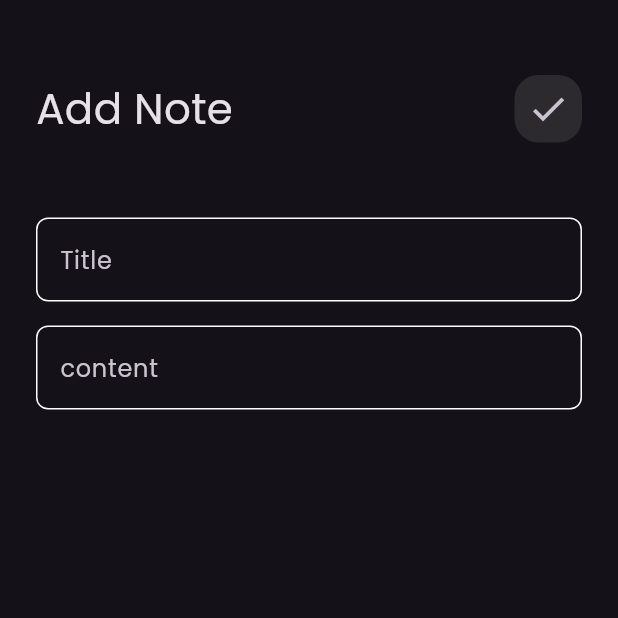
After one commit to zeyadmomo90-crypto/Note_app, a Flutter app: the screen it shows after launch, after a tap on "Flutter Tips", on a phone screen of 412 x 824 dp, the top half of it. The commit adds this screen. Run offline on Flutter 3.47's test engine with Material 3 defaults, Android fonts, the phone set to English and light mode, and no system bars; our stand-ins replace font_awesome_flutter.

Commit message:
add custom bar to edit note views

```diff
--- /dev/null
+++ b/lib/Views/Edit_Note_view.dart
@@ -0,0 +1,11 @@
+import 'package:flutter/material.dart';
+import 'package:test/Views/widgets/Edit_Notes_View_Body.dart';
+
+class EditNoteView extends StatelessWidget {
+  const EditNoteView({super.key});
+
+  @override
+  Widget build(BuildContext context) {
+    return Scaffold(body: EditNotesViewBody());
+  }
+}
--- a/lib/Views/widgets/Custom_App_Bar.dart
+++ b/lib/Views/widgets/Custom_App_Bar.dart
@@ -1,16 +1,17 @@
 import 'package:flutter/material.dart';
-import 'package:test/Views/widgets/Custom_Searchicon.dart';
+import 'package:test/Views/widgets/Custom_icon.dart';
 
 class CustomAppBar extends StatelessWidget {
-  const CustomAppBar({super.key});
-
+  const CustomAppBar({super.key, required this.Title, required this.Icon});
+  final String Title;
+  final IconData Icon;
   @override
   Widget build(BuildContext context) {
-    return const Row(
+    return Row(
       children: [
-        Text('Notes', style: TextStyle(fontSize: 28)),
-        Spacer(),
-        CustomSearchIcon(),
+        Text(Title, style: TextStyle(fontSize: 28)),
+        const Spacer(),
+        CustomIcon(icon: Icon),
       ],
     );
   }
--- a/lib/Views/widgets/Custom_Note_Item.dart
+++ b/lib/Views/widgets/Custom_Note_Item.dart
@@ -1,12 +1,24 @@
 import 'package:flutter/material.dart';
 import 'package:font_awesome_flutter/font_awesome_flutter.dart';
+import 'package:test/Views/Edit_Note_view.dart';
 
 class NoteItem extends StatelessWidget {
   const NoteItem({super.key});
 
   @override
   Widget build(BuildContext context) {
-    return Container(
+    return GestureDetector(
+      onTap: () {
+        Navigator.push(
+          context,
+          MaterialPageRoute(
+            builder: (context) {
+              return EditNoteView();
+            },
+          ),
+        );
+      },
+      child: Container(
         padding: EdgeInsets.only(top: 24, bottom: 24, left: 16),
         decoration: BoxDecoration(
           color: const Color(0xffFFCC80),
@@ -46,6 +58,7 @@ class NoteItem extends StatelessWidget {
             ),
           ],
         ),
+      ),
     );
   }
 }
--- a/lib/Views/widgets/Custom_Searchicon.dart
+++ b/lib/Views/widgets/Custom_icon.dart
@@ -1,8 +1,8 @@
 import 'package:flutter/material.dart';
 
-class CustomSearchIcon extends StatelessWidget {
-  const CustomSearchIcon({super.key});
-
+class CustomIcon extends StatelessWidget {
+  const CustomIcon({super.key, required this.icon});
+  final IconData icon;
   @override
   Widget build(BuildContext context) {
     return Container(
@@ -12,7 +12,9 @@ class CustomSearchIcon extends StatelessWidget {
         borderRadius: BorderRadius.circular(16),
         color: Colors.white.withValues(alpha: 0.1),
       ),
-      child: Center(child: Icon(Icons.search, size: 28)),
+      child: Center(
+        child: IconButton(onPressed: () {}, icon: Icon(icon, size: 28)),
+      ),
     );
   }
 }
--- /dev/null
+++ b/lib/Views/widgets/Edit_Notes_View_Body.dart
@@ -0,0 +1,24 @@
+import 'package:flutter/material.dart';
+import 'package:test/Views/widgets/Custom_App_Bar.dart';
+import 'package:test/Views/widgets/Custom_Text_filed.dart';
+
+class EditNotesViewBody extends StatelessWidget {
+  const EditNotesViewBody({super.key});
+
+  @override
+  Widget build(BuildContext context) {
+    return Padding(
+      padding: const EdgeInsets.symmetric(horizontal: 24),
+      child: Column(
+        children: const [
+          SizedBox(height: 50),
+          CustomAppBar(Title: 'Add Note', Icon: Icons.check),
+          SizedBox(height: 50),
+          CustomTextFiled(HintText: 'Title'),
+          SizedBox(height: 16),
+          CustomTextFiled(HintText: 'content'),
+        ],
+      ),
+    );
+  }
+}
--- a/lib/Views/widgets/Notes_View_Body.dart
+++ b/lib/Views/widgets/Notes_View_Body.dart
@@ -12,7 +12,7 @@ class NotesViewBody extends StatelessWidget {
       child: const Column(
         children: [
           SizedBox(height: 60),
-          CustomAppBar(),
+          CustomAppBar(Title: 'Notes', Icon: Icons.search),
           Expanded(child: NotesListView()),
         ],
       ),
--- a/lib/main.dart
+++ b/lib/main.dart
@@ -11,6 +11,7 @@ class NotesApp extends StatelessWidget {
   @override
   Widget build(BuildContext context) {
     return MaterialApp(
+      debugShowCheckedModeBanner: false,
       theme: ThemeData(brightness: Brightness.dark, fontFamily: 'Poppins'),
       home: const NotesView(),
     );
```
Lines whose indentation alone changed are shown as unchanged.
